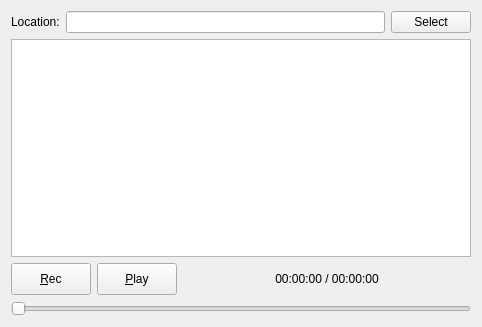
Before: the Qt Designer form src/qtgui/iq_tool.ui in gqrx-sdr/gqrx, drawn with Qt 5.
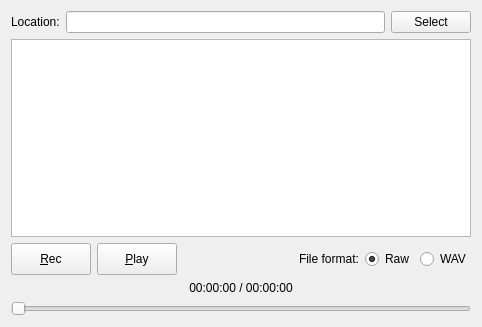
After: the same form once the commit is applied. Icons and pictures are not drawn.

The edit to the form file:
```diff
--- a/src/qtgui/iq_tool.ui
+++ b/src/qtgui/iq_tool.ui
@@ -153,7 +153,7 @@
       </widget>
      </item>
      <item>
-      <spacer name="horizontalSpacer">
+      <spacer name="horizontalSpacer_2">
        <property name="orientation">
         <enum>Qt::Horizontal</enum>
        </property>
@@ -165,6 +165,34 @@
        </property>
       </spacer>
      </item>
+     <item>
+      <widget class="QLabel" name="label">
+       <property name="text">
+        <string>File format:</string>
+       </property>
+      </widget>
+     </item>
+     <item>
+      <widget class="QRadioButton" name="rawRadioButton">
+       <property name="text">
+        <string>Raw</string>
+       </property>
+       <property name="checked">
+        <bool>true</bool>
+       </property>
+      </widget>
+     </item>
+     <item>
+      <widget class="QRadioButton" name="wavRadioButton">
+       <property name="text">
+        <string>WAV</string>
+       </property>
+      </widget>
+     </item>
+    </layout>
+   </item>
+   <item>
+    <layout class="QHBoxLayout" name="horizontalLayout_3">
      <item>
       <widget class="QLabel" name="timeLabel">
        <property name="text">
@@ -175,19 +203,6 @@
        </property>
       </widget>
      </item>
-     <item>
-      <spacer name="horizontalSpacer_2">
-       <property name="orientation">
-        <enum>Qt::Horizontal</enum>
-       </property>
-       <property name="sizeHint" stdset="0">
-        <size>
-         <width>40</width>
-         <height>20</height>
-        </size>
-       </property>
-      </spacer>
-     </item>
     </layout>
    </item>
    <item>
```
